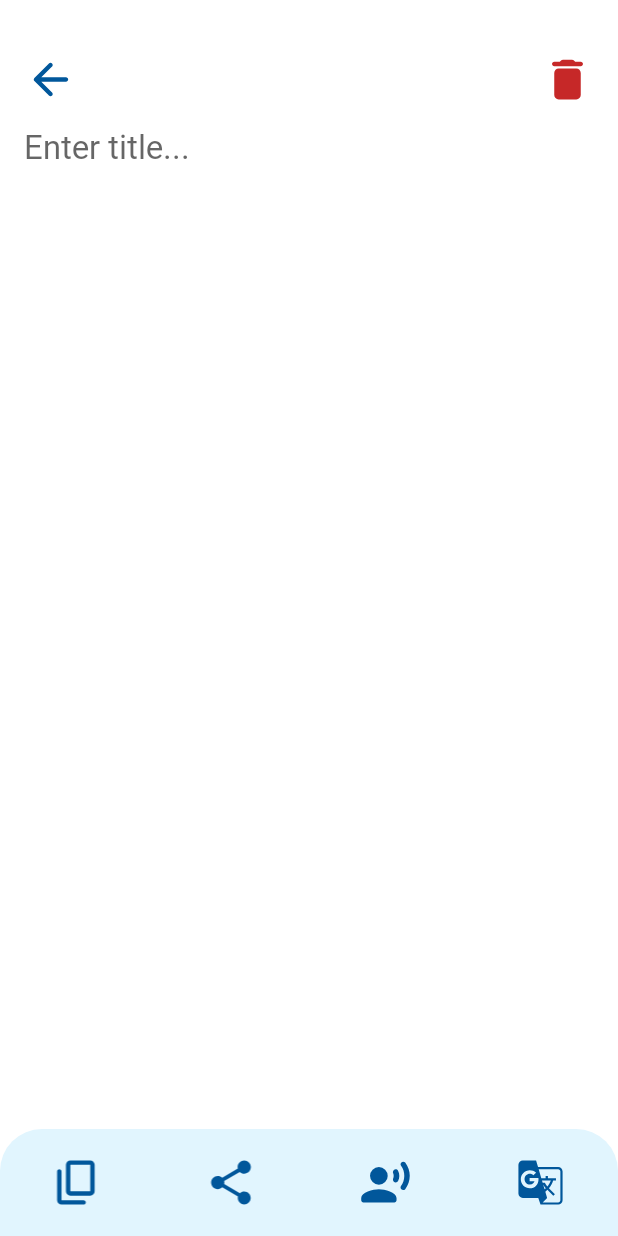
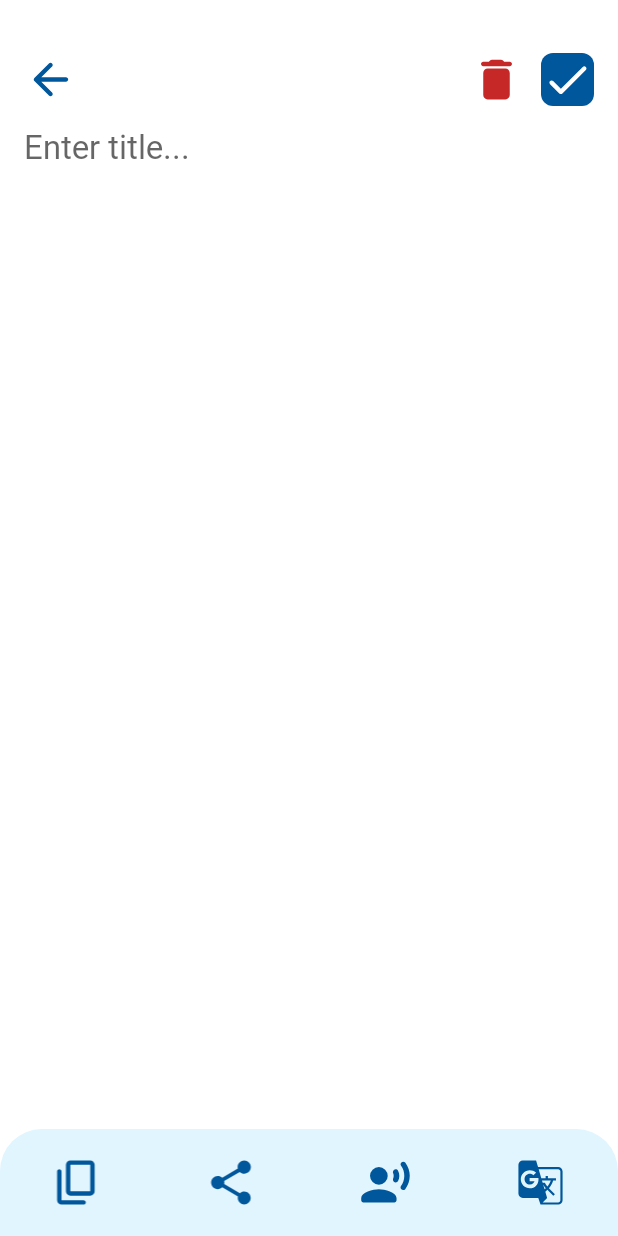
Before and after one commit to nikolaDrljaca/scannerate, an Android app: the DetailScanFragment screen opened through its navigation route, on a phone screen of 412 x 824 dp. Run offline under Robolectric (Android 15) with nearby library versions, the phone set to English and light mode, and no system bars; libraries missing offline, so code that uses them is left out: com.google.mlkit.vision; 6 statements that could not run were skipped.

Commit message:
Adding/saving/updating of scan content and title now possible.

```diff
--- a/app/src/main/java/com/drbrosdev/studytextscan/persistence/dao/ScanDao.kt
+++ b/app/src/main/java/com/drbrosdev/studytextscan/persistence/dao/ScanDao.kt
@@ -4,6 +4,7 @@ import androidx.room.Dao
 import androidx.room.Delete
 import androidx.room.Insert
 import androidx.room.Query
+import androidx.room.Update
 import com.drbrosdev.studytextscan.persistence.entity.Scan
 import kotlinx.coroutines.flow.Flow
 
@@ -20,4 +21,7 @@ interface ScanDao {
 
     @Query("SELECT * FROM scan WHERE scan_id=:id")
     suspend fun getScanById(id: Int): Scan
+
+    @Update
+    suspend fun updateScan(scan: Scan)
 }
--- a/app/src/main/java/com/drbrosdev/studytextscan/persistence/database/ApplicationDatabase.kt
+++ b/app/src/main/java/com/drbrosdev/studytextscan/persistence/database/ApplicationDatabase.kt
@@ -11,7 +11,7 @@ import com.drbrosdev.studytextscan.persistence.entity.Scan
     entities = [
         Scan::class
     ],
-    version = 1
+    version = 2
 )
 @TypeConverters(
     DateConverter::class
--- a/app/src/main/java/com/drbrosdev/studytextscan/persistence/entity/Scan.kt
+++ b/app/src/main/java/com/drbrosdev/studytextscan/persistence/entity/Scan.kt
@@ -9,6 +9,7 @@ import java.util.*
 data class Scan(
     @PrimaryKey(autoGenerate = true) @ColumnInfo(name = "scan_id") val scanId: Long = 0,
     @ColumnInfo(name = "scan_text") val scanText: String,
+    @ColumnInfo(name = "scan_title") val scanTitle: String,
     @ColumnInfo(name = "date_created") val dateCreated: Long,
     @ColumnInfo(name = "date_modified") val dateModified: Long
 ) {
--- a/app/src/main/java/com/drbrosdev/studytextscan/persistence/repository/ScanRepository.kt
+++ b/app/src/main/java/com/drbrosdev/studytextscan/persistence/repository/ScanRepository.kt
@@ -14,6 +14,7 @@ class ScanRepository(
 
     suspend fun insertScan(scan: Scan) = dao.insertScan(scan)
     suspend fun deleteScan(scan: Scan) = dao.deleteScan(scan)
+    suspend fun updateScan(scan: Scan) = dao.updateScan(scan)
 
     fun getScanById(id: Int) = flow<Resource<Scan>> {
         emit(Resource.Loading())
--- a/app/src/main/java/com/drbrosdev/studytextscan/ui/detailscan/DetailScanEvents.kt
+++ b/app/src/main/java/com/drbrosdev/studytextscan/ui/detailscan/DetailScanEvents.kt
@@ -2,4 +2,5 @@ package com.drbrosdev.studytextscan.ui.detailscan
 
 sealed class DetailScanEvents {
     object ShowSoftwareKeyboardOnFirstLoad: DetailScanEvents()
+    object ShowScanUpdated: DetailScanEvents()
 }
--- a/app/src/main/java/com/drbrosdev/studytextscan/ui/home/HomeViewModel.kt
+++ b/app/src/main/java/com/drbrosdev/studytextscan/ui/home/HomeViewModel.kt
@@ -33,7 +33,8 @@ class HomeViewModel(
         val scan = Scan(
             scanText = text,
             dateCreated = getCurrentDateTime(),
-            dateModified = getCurrentDateTime()
+            dateModified = getCurrentDateTime(),
+            scanTitle = ""
         )
 
         val result = repo.insertScan(scan)
--- a/app/src/main/java/com/drbrosdev/studytextscan/util/FragmentExtensions.kt
+++ b/app/src/main/java/com/drbrosdev/studytextscan/util/FragmentExtensions.kt
@@ -131,3 +131,9 @@ fun Fragment.showKeyboardOnEditText(editText: EditText) {
         requireContext().getSystemService(Activity.INPUT_METHOD_SERVICE) as InputMethodManager
     imm.showSoftInput(editText, InputMethodManager.SHOW_IMPLICIT)
 }
+
+fun Fragment.hideKeyboard() {
+    val imm: InputMethodManager =
+        requireContext().getSystemService(Activity.INPUT_METHOD_SERVICE) as InputMethodManager
+    imm.hideSoftInputFromWindow(requireView().windowToken, 0)
+}
--- /dev/null
+++ b/app/src/main/res/drawable/ic_round_done_24.xml
@@ -0,0 +1,5 @@
+<vector android:height="24dp" android:tint="#FFFFFF"
+    android:viewportHeight="24" android:viewportWidth="24"
+    android:width="24dp" xmlns:android="http://schemas.android.com/apk/res/android">
+    <path android:fillColor="@android:color/white" android:pathData="M9,16.2l-3.5,-3.5c-0.39,-0.39 -1.01,-0.39 -1.4,0 -0.39,0.39 -0.39,1.01 0,1.4l4.19,4.19c0.39,0.39 1.02,0.39 1.41,0L20.3,7.7c0.39,-0.39 0.39,-1.01 0,-1.4 -0.39,-0.39 -1.01,-0.39 -1.4,0L9,16.2z"/>
+</vector>
--- /dev/null
+++ b/app/src/main/res/drawable/save_button_background.xml
@@ -0,0 +1,10 @@
+<?xml version="1.0" encoding="utf-8"?>
+<shape xmlns:android="http://schemas.android.com/apk/res/android"
+    android:shape="rectangle">
+
+    <corners
+        android:radius="8dp"
+        />
+    <solid android:color="@color/heavy_blue"/>
+
+</shape>
--- a/app/src/main/res/layout/fragment_scan_detail.xml
+++ b/app/src/main/res/layout/fragment_scan_detail.xml
@@ -28,18 +28,41 @@
             android:layout_width="35dp"
             android:layout_height="35dp"
             android:layout_marginBottom="12dp"
+            android:layout_marginEnd="12dp"
             android:background="?android:attr/selectableItemBackgroundBorderless"
             android:src="@drawable/ic_round_delete_24"
             app:layout_constraintBottom_toTopOf="@id/guideline5"
-            app:layout_constraintEnd_toEndOf="parent" />
+            app:layout_constraintEnd_toStartOf="@id/image_view_save" />
+
+        <ImageView
+            android:id="@+id/image_view_save"
+            android:layout_width="35dp"
+            android:layout_height="35dp"
+            android:layout_marginBottom="12dp"
+            app:layout_constraintEnd_toEndOf="parent"
+            app:layout_constraintBottom_toTopOf="@id/guideline5"
+            android:src="@drawable/ic_round_done_24"
+            android:background="@drawable/save_button_background"
+            android:foreground="?attr/selectableItemBackgroundBorderless"
+            />
 
         <TextView
-            android:id="@+id/text_view_date"
+            android:id="@+id/text_view_date_created"
             android:layout_width="match_parent"
             android:layout_height="wrap_content"
             android:textColor="@color/text_gray"
-            android:textSize="20sp"
+            android:textSize="14sp"
             app:layout_constraintTop_toBottomOf="@id/edit_text_scan_title"
+            tools:text="12.07.2021" />
+
+        <TextView
+            android:id="@+id/text_view_date_modified"
+            android:layout_width="match_parent"
+            android:layout_height="wrap_content"
+            android:layout_marginTop="4dp"
+            android:textColor="@color/text_gray"
+            android:textSize="14sp"
+            app:layout_constraintTop_toBottomOf="@id/text_view_date_created"
             tools:text="12.07.2021" />
 
         <EditText
@@ -55,7 +78,7 @@
             app:layout_constraintBottom_toBottomOf="@id/guideline6"
             app:layout_constraintEnd_toEndOf="parent"
             app:layout_constraintStart_toStartOf="parent"
-            app:layout_constraintTop_toBottomOf="@id/text_view_date"
+            app:layout_constraintTop_toBottomOf="@id/text_view_date_modified"
             tools:text="Placeholder content of a scan" />
 
         <EditText
@@ -68,6 +91,7 @@
             android:inputType="textCapSentences|textMultiLine"
             android:textColor="@color/detail_text_title_color"
             android:textSize="22sp"
+            android:maxLines="1"
             android:hint="@string/enter_title"
             app:layout_constraintTop_toTopOf="@id/guideline5"
             tools:text="Placeholder Title" />
```
Also changed, not shown: app/src/main/java/com/drbrosdev/studytextscan/ui/detailscan/DetailScanFragment.kt (+17 -2 lines), app/src/main/java/com/drbrosdev/studytextscan/ui/detailscan/DetailScanViewModel.kt (+13 -0 lines), app/src/main/java/com/drbrosdev/studytextscan/ui/home/HomeEpoxyModels.kt (+5 -2 lines).
